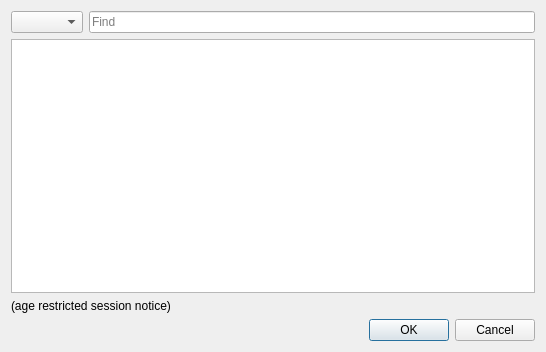
Qt form src/client/ui/sessionlisting.ui (drawpile/Drawpile) before a commit.
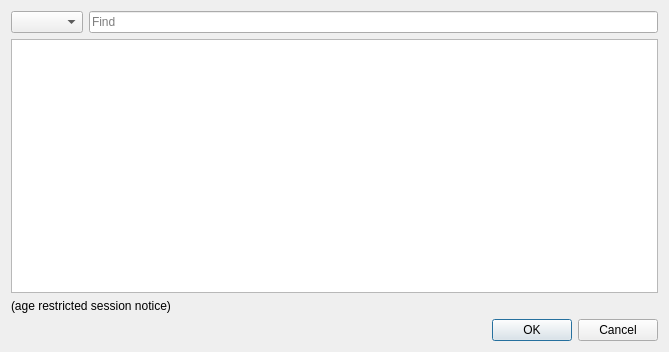
The same form after that commit.

What changed in the file:
```diff
--- a/src/client/ui/sessionlisting.ui
+++ b/src/client/ui/sessionlisting.ui
@@ -6,7 +6,7 @@
    <rect>
     <x>0</x>
     <y>0</y>
-    <width>546</width>
+    <width>669</width>
     <height>352</height>
    </rect>
   </property>
```
